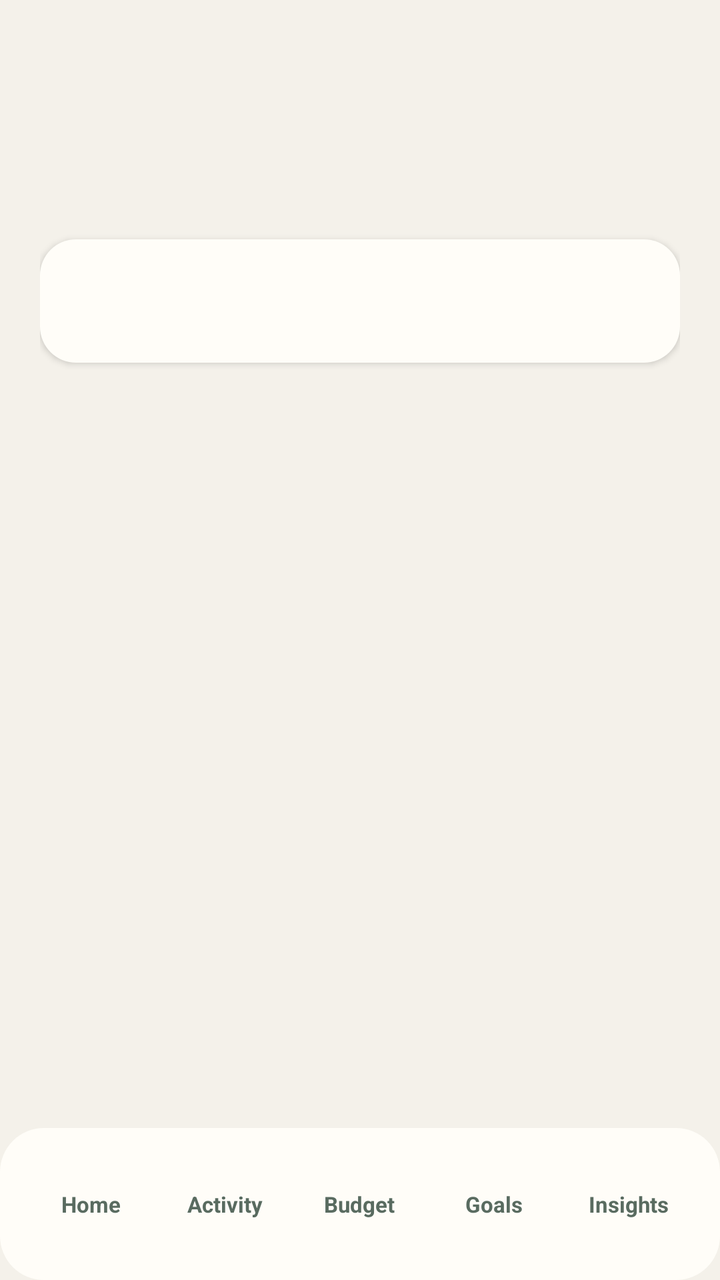
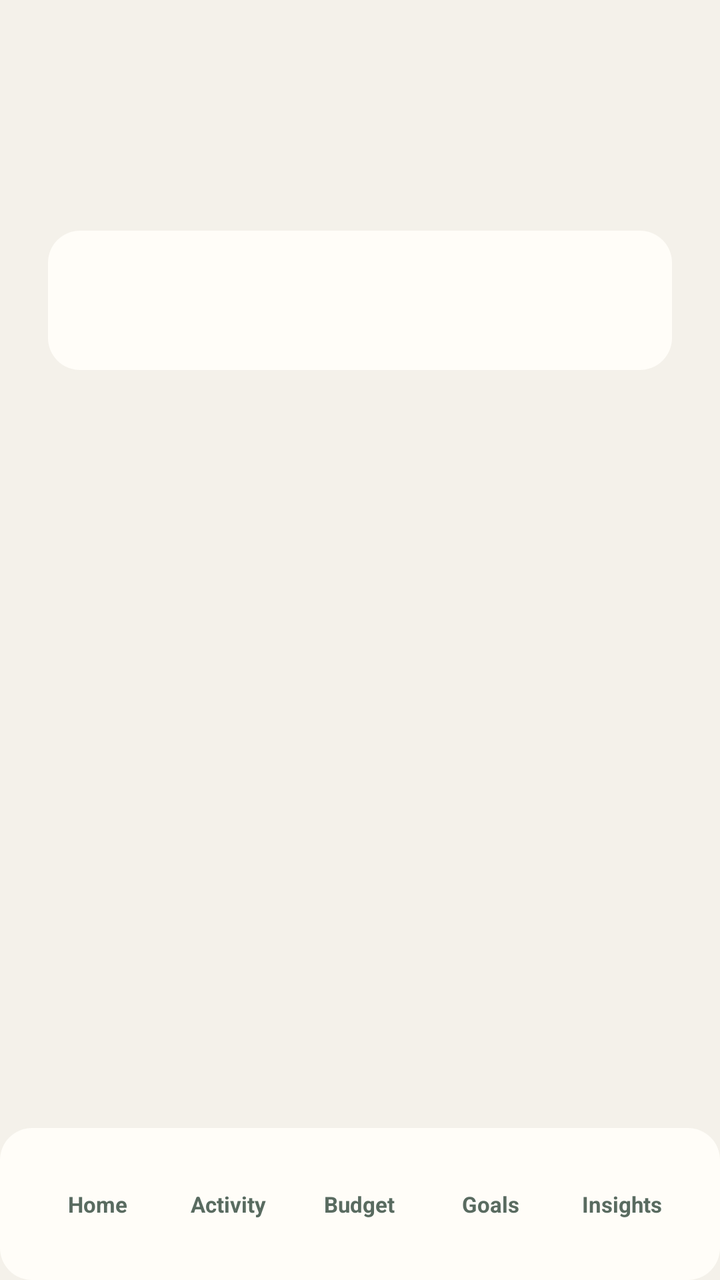

The first picture is an Android layout as it rendered before a commit; the second is the same layout after the commit. The layout source and the unified diff follow.
<!-- AndroidManifest.xml: application theme Theme.App -->
<!-- res/layout/activity_section.xml -->
<?xml version="1.0" encoding="utf-8"?>
<LinearLayout xmlns:android="http://schemas.android.com/apk/res/android" android:layout_width="match_parent" android:layout_height="match_parent" android:background="@color/lumen_background" android:fitsSystemWindows="true" android:orientation="vertical">
    <ScrollView android:layout_width="match_parent" android:layout_height="0dp" android:layout_weight="1" android:fillViewport="true" android:clipToPadding="false" android:scrollbars="none">
      <LinearLayout android:layout_width="match_parent" android:layout_height="wrap_content" android:orientation="vertical" android:paddingStart="@dimen/screen_h_padding" android:paddingEnd="@dimen/screen_h_padding" android:paddingTop="28dp" android:paddingBottom="32dp">
        <TextView android:id="@+id/section_title" android:layout_width="wrap_content" android:layout_height="wrap_content" android:textColor="@color/lumen_ink" android:textSize="28sp" android:textStyle="bold" />
        <TextView android:id="@+id/section_subtitle" android:layout_width="match_parent" android:layout_height="wrap_content" android:layout_marginTop="8dp" android:textColor="@color/lumen_muted" android:textSize="15sp" />
        <TextView android:id="@+id/section_body" android:layout_width="match_parent" android:layout_height="wrap_content" android:layout_marginTop="26dp" android:background="@drawable/action_tile_background" android:elevation="2dp" android:padding="@dimen/card_padding" android:textColor="@color/lumen_ink" android:textSize="16sp" />
    </LinearLayout>
    </ScrollView>
    <include layout="@layout/view_bottom_navigation" />
</LinearLayout>
<!-- res/layout/view_bottom_navigation.xml (included above) -->
<?xml version="1.0" encoding="utf-8"?>
<LinearLayout xmlns:android="http://schemas.android.com/apk/res/android"
    android:id="@+id/bottom_navigation"
    android:layout_width="match_parent" android:layout_height="76dp"
    android:background="@drawable/balance_surface_background"
    android:elevation="0dp" android:gravity="center" android:orientation="horizontal"
    android:paddingStart="12dp" android:paddingEnd="12dp">
    <TextView android:id="@+id/nav_home" style="@style/BottomNavigationItem" android:background="@drawable/nav_item_background" android:contentDescription="@string/nav_home_description" android:text="@string/home" />
    <TextView android:id="@+id/nav_activity" style="@style/BottomNavigationItem" android:background="@drawable/nav_item_background" android:contentDescription="@string/nav_activity_description" android:text="@string/activity" />
    <TextView android:id="@+id/nav_budget" style="@style/BottomNavigationItem" android:background="@drawable/nav_item_background" android:contentDescription="@string/nav_budget_description" android:text="@string/budget" />
    <TextView android:id="@+id/nav_goals" style="@style/BottomNavigationItem" android:background="@drawable/nav_item_background" android:contentDescription="@string/nav_goals_description" android:text="@string/goals" />
    <TextView android:id="@+id/nav_insights" style="@style/BottomNavigationItem" android:background="@drawable/nav_item_background" android:contentDescription="@string/nav_insights_description" android:text="@string/insights" />
</LinearLayout>
<!-- resources referenced by this layout -->
<resources>
  <color name="lumen_background">#F4F1EA</color>
  <color name="lumen_ink">#17211D</color>
  <color name="lumen_muted">#596B60</color>
  <dimen name="card_padding">20dp</dimen>
  <dimen name="screen_h_padding">20dp</dimen>
  <!-- drawable action_tile_background (drawable) -->
  <?xml version="1.0" encoding="utf-8"?>
  <shape xmlns:android="http://schemas.android.com/apk/res/android">
      <solid android:color="@color/lumen_surface" />
      <corners android:radius="@dimen/card_radius" />
  </shape>
  <!-- drawable balance_surface_background (drawable) -->
  <?xml version="1.0" encoding="utf-8"?>
  <shape xmlns:android="http://schemas.android.com/apk/res/android" android:shape="rectangle">
      <solid android:color="@color/lumen_surface" />
      <corners android:radius="22dp" />
  </shape>
  <!-- drawable nav_item_background (drawable) -->
  <?xml version="1.0" encoding="utf-8"?>
  <selector xmlns:android="http://schemas.android.com/apk/res/android">
      <item android:state_selected="true" android:drawable="@drawable/nav_item_selected" />
      <item android:state_pressed="true" android:drawable="@drawable/nav_item_selected" />
      <item android:drawable="@drawable/nav_item_unselected" />
  </selector>
  <string name="activity">Activity</string>
  <string name="budget">Budget</string>
  <string name="goals">Goals</string>
  <string name="home">Home</string>
  <string name="insights">Insights</string>
  <string name="nav_activity_description">Open activity</string>
  <string name="nav_budget_description">Open budget</string>
  <string name="nav_goals_description">Open goals</string>
  <string name="nav_home_description">Open dashboard</string>
  <string name="nav_insights_description">Open insights</string>
  <style name="BottomNavigationItem">
          <item name="android:layout_width">0dp</item>
          <item name="android:layout_height">60dp</item>
          <item name="android:layout_weight">1</item>
          <item name="android:layout_margin">3dp</item>
          <item name="android:gravity">center</item>
          <item name="android:textColor">@color/lumen_muted</item>
          <item name="android:textSize">11sp</item>
          <item name="android:textStyle">bold</item>
          <item name="android:clickable">true</item>
          <item name="android:focusable">true</item>
          <item name="android:minWidth">48dp</item>
          <item name="android:minHeight">48dp</item>
      </style>
  <style name="Theme.App" parent="android:Theme.Material.Light.NoActionBar">
          <item name="android:colorPrimary">@color/lumen_accent</item>
          <item name="android:colorAccent">@color/lumen_accent</item>
          <item name="android:windowLightStatusBar">true</item>
          <item name="android:statusBarColor">@color/lumen_background</item>
          <item name="android:navigationBarColor">@color/lumen_surface</item>
          <item name="android:windowLightNavigationBar">true</item>
          <item name="android:windowAnimationStyle">@style/AppWindowAnimation</item>
      </style>
  <color name="lumen_surface">#FFFDF8</color>
  <dimen name="card_radius">18dp</dimen>
  <!-- drawable nav_item_selected (drawable) -->
  <?xml version="1.0" encoding="utf-8"?>
  <shape xmlns:android="http://schemas.android.com/apk/res/android">
      <solid android:color="@color/lumen_accent" />
      <corners android:radius="20dp" />
  </shape>
  <!-- drawable nav_item_unselected (drawable) -->
  <?xml version="1.0" encoding="utf-8"?>
  <shape xmlns:android="http://schemas.android.com/apk/res/android">
      <solid android:color="@android:color/transparent" />
      <corners android:radius="20dp" />
  </shape>
  <color name="lumen_accent">#176B55</color>
  <!-- unchanged entries left out for length: 1 -->
</resources>

<!-- the commit's change to res/layout/activity_section.xml (unified diff, before → after) -->
@@ -1,10 +1,10 @@
 <?xml version="1.0" encoding="utf-8"?>
 <LinearLayout xmlns:android="http://schemas.android.com/apk/res/android" android:layout_width="match_parent" android:layout_height="match_parent" android:background="@color/lumen_background" android:fitsSystemWindows="true" android:orientation="vertical">
     <ScrollView android:layout_width="match_parent" android:layout_height="0dp" android:layout_weight="1" android:fillViewport="true" android:clipToPadding="false" android:scrollbars="none">
-      <LinearLayout android:layout_width="match_parent" android:layout_height="wrap_content" android:orientation="vertical" android:paddingStart="@dimen/screen_h_padding" android:paddingEnd="@dimen/screen_h_padding" android:paddingTop="28dp" android:paddingBottom="32dp">
-        <TextView android:id="@+id/section_title" android:layout_width="wrap_content" android:layout_height="wrap_content" android:textColor="@color/lumen_ink" android:textSize="28sp" android:textStyle="bold" />
-        <TextView android:id="@+id/section_subtitle" android:layout_width="match_parent" android:layout_height="wrap_content" android:layout_marginTop="8dp" android:textColor="@color/lumen_muted" android:textSize="15sp" />
-        <TextView android:id="@+id/section_body" android:layout_width="match_parent" android:layout_height="wrap_content" android:layout_marginTop="26dp" android:background="@drawable/action_tile_background" android:elevation="2dp" android:padding="@dimen/card_padding" android:textColor="@color/lumen_ink" android:textSize="16sp" />
+      <LinearLayout android:layout_width="match_parent" android:layout_height="wrap_content" android:orientation="vertical" android:paddingStart="@dimen/screen_h_padding" android:paddingEnd="@dimen/screen_h_padding" android:paddingTop="@dimen/space_32" android:paddingBottom="@dimen/space_32">
+        <TextView android:id="@+id/section_title" android:layout_width="wrap_content" android:layout_height="wrap_content" android:textColor="@color/lumen_ink" android:textSize="@dimen/text_24" android:textStyle="bold" />
+        <TextView android:id="@+id/section_subtitle" android:layout_width="match_parent" android:layout_height="wrap_content" android:layout_marginTop="@dimen/space_8" android:textColor="@color/lumen_muted" android:textSize="@dimen/text_14" />
+        <TextView android:id="@+id/section_body" android:layout_width="match_parent" android:layout_height="wrap_content" android:layout_marginTop="@dimen/space_24" android:background="@drawable/action_tile_background" android:elevation="0dp" android:padding="@dimen/card_padding" android:textColor="@color/lumen_ink" android:textSize="@dimen/text_16" />
     </LinearLayout>
     </ScrollView>
     <include layout="@layout/view_bottom_navigation" />
@@ -16,7 +16,7 @@
     android:layout_width="match_parent" android:layout_height="76dp"
     android:background="@drawable/balance_surface_background"
     android:elevation="0dp" android:gravity="center" android:orientation="horizontal"
-    android:paddingStart="12dp" android:paddingEnd="12dp">
+    android:paddingStart="@dimen/space_16" android:paddingEnd="@dimen/space_16">
     <TextView android:id="@+id/nav_home" style="@style/BottomNavigationItem" android:background="@drawable/nav_item_background" android:contentDescription="@string/nav_home_description" android:text="@string/home" />
     <TextView android:id="@+id/nav_activity" style="@style/BottomNavigationItem" android:background="@drawable/nav_item_background" android:contentDescription="@string/nav_activity_description" android:text="@string/activity" />
     <TextView android:id="@+id/nav_budget" style="@style/BottomNavigationItem" android:background="@drawable/nav_item_background" android:contentDescription="@string/nav_budget_description" android:text="@string/budget" />
<!-- resource entries referenced after the edit -->
@@ -3,8 +3,15 @@
   <color name="lumen_background">#F4F1EA</color>
   <color name="lumen_ink">#17211D</color>
   <color name="lumen_muted">#596B60</color>
-  <dimen name="card_padding">20dp</dimen>
-  <dimen name="screen_h_padding">20dp</dimen>
+  <dimen name="card_padding">24dp</dimen>
+  <dimen name="screen_h_padding">24dp</dimen>
+  <dimen name="space_16">16dp</dimen>
+  <dimen name="space_24">24dp</dimen>
+  <dimen name="space_32">32dp</dimen>
+  <dimen name="space_8">8dp</dimen>
+  <dimen name="text_14">14sp</dimen>
+  <dimen name="text_16">16sp</dimen>
+  <dimen name="text_24">24sp</dimen>
   <!-- drawable action_tile_background (drawable) -->
   <?xml version="1.0" encoding="utf-8"?>
   <shape xmlns:android="http://schemas.android.com/apk/res/android">
@@ -15,7 +22,7 @@
   <?xml version="1.0" encoding="utf-8"?>
   <shape xmlns:android="http://schemas.android.com/apk/res/android" android:shape="rectangle">
       <solid android:color="@color/lumen_surface" />
-      <corners android:radius="22dp" />
+      <corners android:radius="@dimen/card_radius" />
   </shape>
   <!-- drawable nav_item_background (drawable) -->
   <?xml version="1.0" encoding="utf-8"?>
@@ -58,18 +65,18 @@
           <item name="android:windowAnimationStyle">@style/AppWindowAnimation</item>
       </style>
   <color name="lumen_surface">#FFFDF8</color>
-  <dimen name="card_radius">18dp</dimen>
+  <dimen name="card_radius">16dp</dimen>
   <!-- drawable nav_item_selected (drawable) -->
   <?xml version="1.0" encoding="utf-8"?>
   <shape xmlns:android="http://schemas.android.com/apk/res/android">
       <solid android:color="@color/lumen_accent" />
-      <corners android:radius="20dp" />
+      <corners android:radius="@dimen/card_radius" />
   </shape>
   <!-- drawable nav_item_unselected (drawable) -->
   <?xml version="1.0" encoding="utf-8"?>
   <shape xmlns:android="http://schemas.android.com/apk/res/android">
       <solid android:color="@android:color/transparent" />
-      <corners android:radius="20dp" />
+      <corners android:radius="@dimen/card_radius" />
   </shape>
   <color name="lumen_accent">#176B55</color>
   <!-- unchanged entries left out for length: 1 -->
